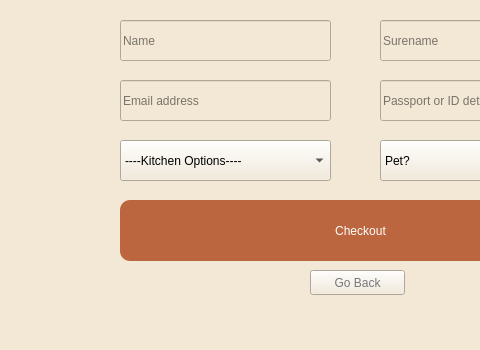
Old version of the form reserve.ui in the repository phakobyan/messages; both pictures show x 0 to 480 and y 250 to 600 of the 756 by 600 pixel window.
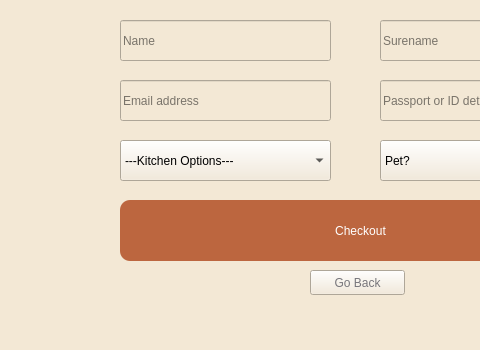
New version of the form. Icons and pictures are not drawn.

Patch:
```diff
--- a/reserve.ui
+++ b/reserve.ui
@@ -149,7 +149,7 @@
     </property>
     <item>
      <property name="text">
-      <string>----Kitchen Options----</string>
+      <string>---Kitchen Options---</string>
      </property>
     </item>
     <item>
```
